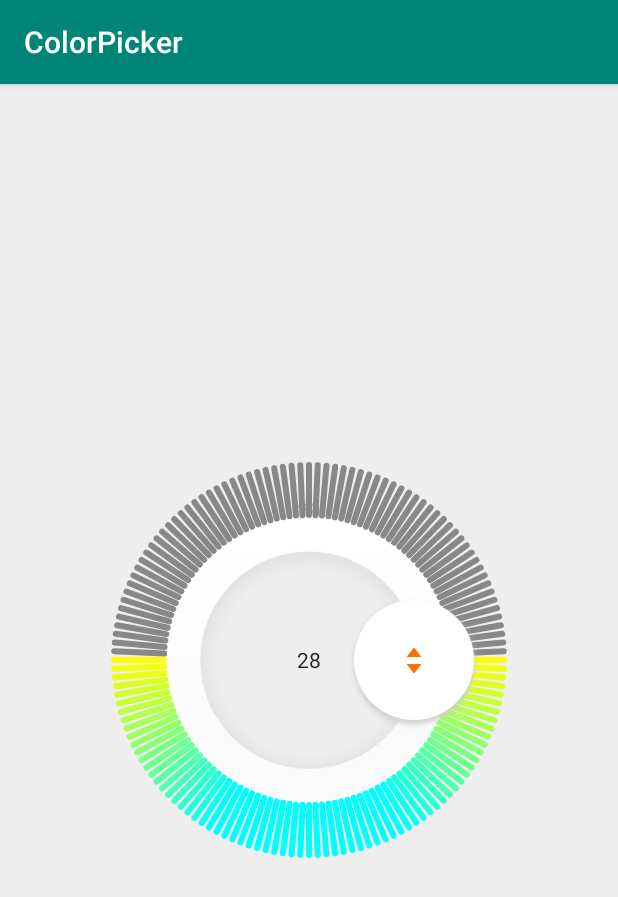
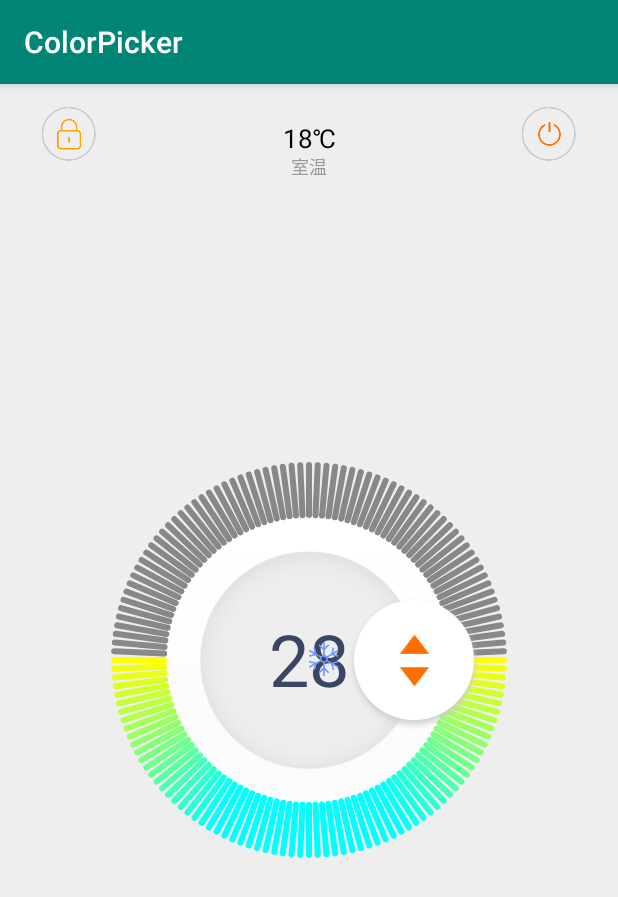
Before and after one commit to lakehubo/ColorSelector, an Android app: the screen it shows after launch (MainActivity), on a phone screen of 412 x 824 dp. Shown: the top 897 px of the screen. Run offline under Robolectric (Android 15) with nearby library versions, the phone set to English and light mode, and no system bars.

Commit message:
实现空调ui界面

```diff
--- a/app/build.gradle
+++ b/app/build.gradle
@@ -16,6 +16,10 @@ android {
             proguardFiles getDefaultProguardFile('proguard-android-optimize.txt'), 'proguard-rules.pro'
         }
     }
+    compileOptions {
+        targetCompatibility = '1.8'
+        sourceCompatibility = '1.8'
+    }
 }
 
 dependencies {
--- a/app/src/main/res/layout/activity_main.xml
+++ b/app/src/main/res/layout/activity_main.xml
@@ -6,26 +6,46 @@
     android:layout_height="match_parent"
     android:background="#ffeeeeee"
     tools:context=".MainActivity">
+    <ImageView
+        android:layout_marginTop="15dp"
+        android:layout_marginLeft="28dp"
+        app:layout_constraintTop_toTopOf="parent"
+        app:layout_constraintLeft_toLeftOf="parent"
+        android:src="@mipmap/btn_devicecontrol_lock_fulllock"
+        android:layout_width="36dp"
+        android:layout_height="36dp" />
 
-    <!--<EditText-->
-    <!--android:id="@+id/color_et"-->
-    <!--android:text="FF00FF"-->
-    <!--android:textColor="@android:color/black"-->
-    <!--android:textSize="25sp"-->
-    <!--app:layout_constraintTop_toTopOf="parent"-->
-    <!--app:layout_constraintLeft_toLeftOf="parent"-->
-    <!--app:layout_constraintRight_toRightOf="parent"-->
-    <!--android:layout_width="wrap_content"-->
-    <!--android:layout_height="wrap_content" />-->
+    <TextView
+        android:text="18℃"
+        android:layout_marginTop="24dp"
+        app:layout_constraintTop_toTopOf="parent"
+        app:layout_constraintLeft_toLeftOf="parent"
+        app:layout_constraintRight_toRightOf="parent"
+        android:textColor="#030303"
+        android:textSize="17sp"
+        android:layout_width="wrap_content"
+        android:layout_height="wrap_content" />
 
-    <!--<com.lake.colorselecter.CircleSelectFrame-->
-    <!--android:id="@+id/color_select_frame"-->
-    <!--android:layout_width="400dp"-->
-    <!--android:layout_height="400dp"-->
-    <!--app:layout_constraintBottom_toBottomOf="parent"-->
-    <!--app:layout_constraintLeft_toLeftOf="parent"-->
-    <!--app:layout_constraintRight_toRightOf="parent"-->
-    <!--app:layout_constraintTop_toTopOf="parent" />-->
+    <TextView
+        android:text="室温"
+        android:layout_marginTop="46dp"
+        app:layout_constraintTop_toTopOf="parent"
+        app:layout_constraintLeft_toLeftOf="parent"
+        app:layout_constraintRight_toRightOf="parent"
+        android:textColor="#999999"
+        android:textSize="12sp"
+        android:layout_width="wrap_content"
+        android:layout_height="wrap_content" />
+
+    <ImageView
+        android:layout_marginTop="15dp"
+        android:layout_marginRight="28dp"
+        app:layout_constraintTop_toTopOf="parent"
+        app:layout_constraintRight_toRightOf="parent"
+        android:src="@mipmap/btn_equipmentcontrol_power_off"
+        android:layout_width="36dp"
+        android:layout_height="36dp" />
+
     <com.lake.circlebtnseekview.TravelView
         android:layout_width="300dp"
         android:layout_height="300dp"
--- a/circlebtnseek/build.gradle
+++ b/circlebtnseek/build.gradle
@@ -20,6 +20,10 @@ android {
             proguardFiles getDefaultProguardFile('proguard-android-optimize.txt'), 'proguard-rules.pro'
         }
     }
+    compileOptions {
+        sourceCompatibility = '1.8'
+        targetCompatibility = '1.8'
+    }
 
 }
 
--- a/circlebtnseek/src/main/java/com/lake/circlebtnseekview/NumberScroller.java
+++ b/circlebtnseek/src/main/java/com/lake/circlebtnseekview/NumberScroller.java
@@ -1,21 +1,21 @@
 package com.lake.circlebtnseekview;
 
 import android.content.Context;
-import android.graphics.Canvas;
-import android.graphics.Paint;
+import android.graphics.Color;
+import android.graphics.Typeface;
+import android.text.Spannable;
+import android.text.style.StyleSpan;
 import android.util.AttributeSet;
+import android.util.Log;
+import android.view.MotionEvent;
+import android.view.View;
+import android.view.ViewGroup;
+import android.widget.EditText;
 import android.widget.NumberPicker;
 
-import java.util.ArrayList;
-import java.util.List;
+public class NumberScroller extends NumberPicker {
 
-public class NumberScroller extends NumberPicker {
-    private Paint numpaint;
-    private int Min = 16;
-    private int Max = 32;
-    private String[] nums;
-    private float centerX;
-    private float centerY;
+    private boolean scrollable = true;
 
     public NumberScroller(Context context) {
         super(context);
@@ -27,42 +27,39 @@ public class NumberScroller extends NumberPicker {
 
     public NumberScroller(Context context, AttributeSet attrs, int defStyleAttr) {
         super(context, attrs, defStyleAttr);
-        initNums();
-    }
-
-    private void initNums() {
-        List<String> list = new ArrayList<>();
-        for (int i = Max; i > Min; i--) {
-            list.add(i + "");
-        }
-        nums = list.toArray(nums);
     }
 
     @Override
-    protected void onMeasure(int widthMeasureSpec, int heightMeasureSpec) {
-        int maxWidth = MeasureSpec.getSize(widthMeasureSpec);
-        int maxHeight = MeasureSpec.getSize(heightMeasureSpec);
-
-        int width, height;
-        width = height = Math.min(maxWidth, maxHeight);
-        super.onMeasure(MeasureSpec.makeMeasureSpec(width, MeasureSpec.EXACTLY),
-                MeasureSpec.makeMeasureSpec(height, MeasureSpec.EXACTLY));
+    protected void onLayout(boolean changed, int left, int top, int right, int bottom) {
+        super.onLayout(changed, left, top, right, bottom);
+        Log.e("lake", "onLayout: " + getChildCount());
+        View view = getChildAt(0);
+        view.setScaleX(1.5f);
+        view.setScaleY(1.5f);
+        ((EditText)view).setTextColor(Color.parseColor("#3b4664"));
+        Spannable spn = ((EditText)view).getText();
+        spn.setSpan(new StyleSpan(Typeface.BOLD), ((EditText)view).getSelectionStart(), ((EditText)view).getSelectionEnd(), Spannable.SPAN_EXCLUSIVE_EXCLUSIVE);
     }
 
     @Override
-    protected void onSizeChanged(int w, int h, int oldw, int oldh) {
-        int netWidth = w - getPaddingLeft() - getPaddingRight();
-        int netHeight = h - getPaddingTop() - getPaddingBottom();
-        centerX = netWidth * 0.5f;
-        centerY = netHeight * 0.5f;
+    public boolean dispatchTouchEvent(MotionEvent event) {
+        if (!scrollable)
+            return true;
+        return super.dispatchTouchEvent(event);
     }
 
-
     @Override
-    protected void onDraw(Canvas canvas) {
-        super.onDraw(canvas);
-
+    public void addView(View child, int index, ViewGroup.LayoutParams params) {
+        if (child instanceof EditText) {
+            child.setFocusable(false);
+            child.setClickable(false);
+            ((EditText) child).setTextSize(32);
+            ((EditText) child).setTextColor(Color.parseColor("#d4d6db"));
+        }
+        super.addView(child, index, params);
     }
 
-
+    public void setScrollable(boolean able) {
+        this.scrollable = able;
+    }
 }
--- a/circlebtnseek/src/main/java/com/lake/circlebtnseekview/TravelSeekBar.java
+++ b/circlebtnseek/src/main/java/com/lake/circlebtnseekview/TravelSeekBar.java
@@ -5,12 +5,10 @@ import android.graphics.Bitmap;
 import android.graphics.BitmapFactory;
 import android.graphics.Canvas;
 import android.graphics.Color;
-import android.graphics.Matrix;
 import android.graphics.Paint;
 import android.graphics.PointF;
 import android.support.annotation.Nullable;
 import android.util.AttributeSet;
-import android.util.Log;
 import android.view.View;
 
 public class TravelSeekBar extends View {
@@ -21,7 +19,6 @@ public class TravelSeekBar extends View {
     private final Bitmap arrowIcon;
     private final int iconW;
     private final int iconH;
-    private Matrix matrix;
     private volatile float rotation = 0f;//旋转角度
 
     public TravelSeekBar(Context context) {
@@ -36,17 +33,21 @@ public class TravelSeekBar extends View {
         super(context, attrs, defStyleAttr);
 
         selectorPaint = new Paint(Paint.ANTI_ALIAS_FLAG);
+        selectorPaint.setFilterBitmap(true);
 
         defaultPaint = new Paint(Paint.ANTI_ALIAS_FLAG);
         defaultPaint.setColor(Color.WHITE);
         defaultPaint.setStyle(Paint.Style.FILL);
         defaultPaint.setShadowLayer(5, 0, 4, Color.LTGRAY);
 
-        arrowIcon = BitmapFactory.decodeResource(getResources(), R.mipmap.img_airconditioner_twoarrows);
+        BitmapFactory.Options options = new BitmapFactory.Options();
+        options.inScaled = false;
+        options.inPreferredConfig = Bitmap.Config.ARGB_8888;
+        arrowIcon = BitmapFactory.decodeResource(getResources(), R.mipmap.img_airconditioner_twoarrows, options).copy(Bitmap.Config.ARGB_8888, true);
+        arrowIcon.setDensity(getResources().getDisplayMetrics().densityDpi);
+
         iconW = arrowIcon.getWidth() / 2;
         iconH = arrowIcon.getHeight() / 2;
-
-        matrix = new Matrix();
     }
 
     @Override
--- a/circlebtnseek/src/main/java/com/lake/circlebtnseekview/TravelView.java
+++ b/circlebtnseek/src/main/java/com/lake/circlebtnseekview/TravelView.java
@@ -2,20 +2,19 @@ package com.lake.circlebtnseekview;
 
 import android.content.Context;
 import android.content.res.Resources;
-import android.graphics.Canvas;
 import android.graphics.Color;
-import android.graphics.Paint;
 import android.graphics.PointF;
 import android.graphics.drawable.ColorDrawable;
 import android.support.annotation.Nullable;
 import android.util.AttributeSet;
-import android.util.DebugUtils;
 import android.util.Log;
+import android.view.Gravity;
 import android.view.MotionEvent;
 import android.view.ViewGroup;
 import android.widget.FrameLayout;
 import android.widget.ImageView;
 import android.widget.NumberPicker;
+import android.widget.TextView;
 
 import java.lang.reflect.Field;
 
@@ -31,7 +30,7 @@ public class TravelView extends FrameLayout {
     private PointF currentPoint = new PointF();
 
     private TravelSeekBar seekBar;
-    private NumberPicker numPicker;
+    private NumberScroller numPicker;
     private CircleTravel palette;
 
     private OnCircleProgressChangeListener onCircleProgressChangeListener;
@@ -51,11 +50,12 @@ public class TravelView extends FrameLayout {
         {
             FrameLayout.MarginLayoutParams layoutParams = new FrameLayout.MarginLayoutParams(ViewGroup.LayoutParams.MATCH_PARENT, ViewGroup.LayoutParams.MATCH_PARENT);
             layoutParams.setMargins(240, 240, 240, 240);
-            numPicker = new NumberPicker(context);
+            numPicker = new NumberScroller(context);
             numPicker.setMaxValue(8);
             numPicker.setMinValue(0);
             numPicker.setDisplayedValues(new String[]{"32", "31", "30", "29", "28", "27", "26", "25", "24"});
             numPicker.setValue(4);
+            numPicker.setScrollable(false);
             setNumberPickerDividerColor(numPicker);
             addView(numPicker, layoutParams);
         }
@@ -66,6 +66,26 @@ public class TravelView extends FrameLayout {
             imageView.setBackgroundResource(R.mipmap.img_airconditioner_annulus_gray2);
             layoutParams.setMargins(80, 80, 80, 80);
             addView(imageView, layoutParams);
+        }
+
+        {
+            FrameLayout.LayoutParams layoutParams = new FrameLayout.LayoutParams(ViewGroup.LayoutParams.WRAP_CONTENT, ViewGroup.LayoutParams.WRAP_CONTENT);
+            ImageView imageView = new ImageView(context);
+            imageView.setBackgroundResource(R.mipmap.icon_devicecontrol_airconditioning_cold_color);
+            layoutParams.setMargins(215, 0, 0, 0);
+            layoutParams.gravity = Gravity.CENTER_VERTICAL;
+            addView(imageView, layoutParams);//℃
+        }
+
+        {
+            FrameLayout.LayoutParams layoutParams = new FrameLayout.LayoutParams(ViewGroup.LayoutParams.WRAP_CONTENT, ViewGroup.LayoutParams.WRAP_CONTENT);
+            TextView textView = new TextView(context);
+            textView.setTextColor(Color.parseColor("#3b4664"));
+            textView.setText("℃");
+            textView.setTextSize(20);
+            layoutParams.setMargins(500, 0, 0, 30);
+            layoutParams.gravity = Gravity.CENTER_VERTICAL;
+            addView(textView, layoutParams);
         }
 
         {
@@ -85,31 +105,6 @@ public class TravelView extends FrameLayout {
 
     }
 
-    /**
-     * 反射去掉横线
-     *
-     * @param numberPicker
-     */
-    private void setNumberPickerDividerColor(NumberPicker numberPicker) {
-        NumberPicker picker = numberPicker;
-        Field[] pickerFields = NumberPicker.class.getDeclaredFields();
-        for (Field pf : pickerFields) {
-            if (pf.getName().equals("mSelectionDivider")) {
-                pf.setAccessible(true);
-                try {
-                    //设置分割线的颜色值
-                    pf.set(picker, new ColorDrawable(Color.TRANSPARENT));
-                } catch (IllegalArgumentException e) {
-                    e.printStackTrace();
-                } catch (Resources.NotFoundException e) {
-                    e.printStackTrace();
-                } catch (IllegalAccessException e) {
-                    e.printStackTrace();
-                }
-                break;
-            }
-        }
-    }
 
     @Override
     protected void onMeasure(int widthMeasureSpec, int heightMeasureSpec) {
@@ -176,7 +171,6 @@ public class TravelView extends FrameLayout {
         }
         currentPoint.x = x + centerX;
         currentPoint.y = y + centerY;
-//        seekBar.setCurrentPoint(currentPoint);
         double jiao = Math.toDegrees(Math.atan(Math.abs(x) / Math.abs(y)));
         if (currentPoint.y < centerY) {
             jiao = 180 - jiao;
@@ -207,9 +201,36 @@ public class TravelView extends FrameLayout {
 
     public interface OnCircleProgressChangeListener {
         void OnCircleProgressChanged(double point);
+
     }
 
     public void setOnColorChangeListener(OnCircleProgressChangeListener listener) {
         this.onCircleProgressChangeListener = listener;
     }
+
+    /**
+     * 反射去掉picker横线
+     *
+     * @param numberPicker
+     */
+    private void setNumberPickerDividerColor(NumberPicker numberPicker) {
+        NumberPicker picker = numberPicker;
+        Field[] pickerFields = NumberPicker.class.getDeclaredFields();
+        for (Field pf : pickerFields) {
+            if (pf.getName().equals("mSelectionDivider")) {
+                pf.setAccessible(true);
+                try {
+                    //设置分割线的颜色值 透明
+                    pf.set(picker, new ColorDrawable(Color.TRANSPARENT));
+                } catch (IllegalArgumentException e) {
+                    e.printStackTrace();
+                } catch (Resources.NotFoundException e) {
+                    e.printStackTrace();
+                } catch (IllegalAccessException e) {
+                    e.printStackTrace();
+                }
+                break;
+            }
+        }
+    }
 }
--- a/colorselecter/build.gradle
+++ b/colorselecter/build.gradle
@@ -20,6 +20,10 @@ android {
             proguardFiles getDefaultProguardFile('proguard-android-optimize.txt'), 'proguard-rules.pro'
         }
     }
+    compileOptions {
+        sourceCompatibility = '1.8'
+        targetCompatibility = '1.8'
+    }
 
 }
 
```
